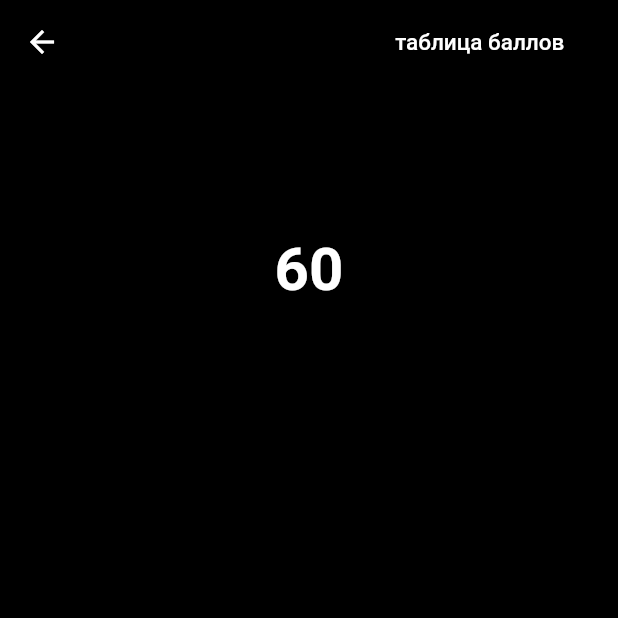
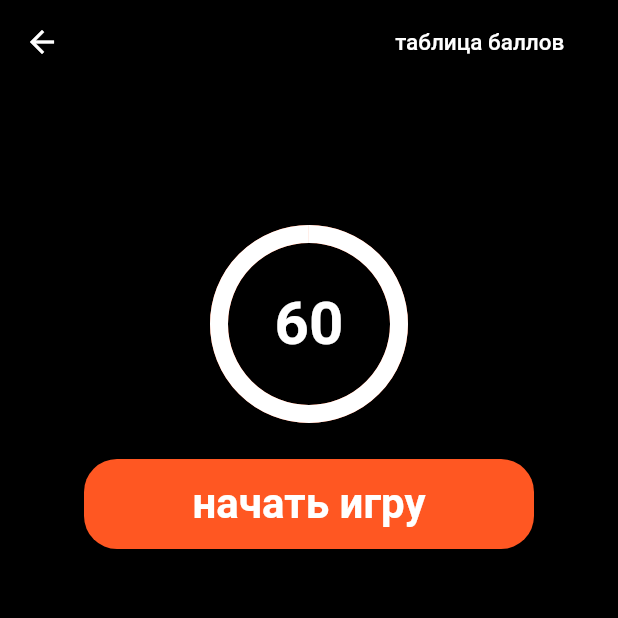
Before and after one commit to iliiagerman/Alias_Bible, a Flutter app: the GameScreen screen opened by its route, on a phone screen of 412 x 824 dp, the top half of it. Run offline on Flutter 3.47's test engine with Material 2 defaults, Android fonts, the phone set to English and light mode, and no system bars; project files that could hold a hidden picture were left out.

Commit message:
timer for game

```diff
--- a/lib/screen/game_srceen.dart
+++ b/lib/screen/game_srceen.dart
@@ -37,6 +37,7 @@ class _GameScreenState extends State<GameScreen> {
           children: [
             SizedBox(height: 100),
             TimerForGame(),
+
           ],
         ),
       ),
--- a/lib/widgets/game/timer.dart
+++ b/lib/widgets/game/timer.dart
@@ -2,6 +2,8 @@ import 'dart:async';
 
 import 'package:flutter/cupertino.dart';
 import 'package:flutter/material.dart';
+
+import '../button/home_screen_button.dart';
 
 class TimerForGame extends StatefulWidget {
   const TimerForGame({Key? key}) : super(key: key);
@@ -13,29 +15,59 @@ class TimerForGame extends StatefulWidget {
 class _TimerState extends State<TimerForGame> {
   static const maxSeconds = 60;
   int seconds = maxSeconds;
-  Timer? timer;
+ Timer? timer;
 
   void startTimer() {
     timer = Timer.periodic(Duration(seconds: 1), (_) {
-    setState(()  => seconds--);
+      if (seconds > 0) {
+        setState(() => seconds--);
+      } else {
+        timer?.cancel();
+      }
     });
+  }
+
+  Widget buildButtons() {
+    return HomeScreenButton(
+      nameButton: 'начать игру',
+      onButtonClick: () {
+        startTimer();
+      },
+    );
   }
 
   @override
   Widget build(BuildContext context) {
-return Center(
-  child: Column(
-    children: [
-      buildTime(),
-    ],
-  ),
-);
+    return Column(
+      children: [
+        buildTimer(),
+        SizedBox(height: 30),
+        buildButtons(),
+      ],
+    );
   }
+
+  Widget buildTimer() => SizedBox(
+        width: 120,
+        height: 120,
+        child: Stack(
+          fit: StackFit.expand,
+          children: [
+            CircularProgressIndicator(
+              value: seconds / maxSeconds,
+              valueColor: AlwaysStoppedAnimation(Colors.white),
+              strokeWidth: 12,
+              backgroundColor: Colors.deepOrange,
+            ),
+            Center(child: buildTime()),
+          ],
+        ),
+      );
 
   Widget buildTime() {
     return Text(
       '$seconds',
-      style: TextStyle(
+      style: const TextStyle(
           color: Colors.white, fontSize: 40, fontWeight: FontWeight.bold),
     );
   }
```
